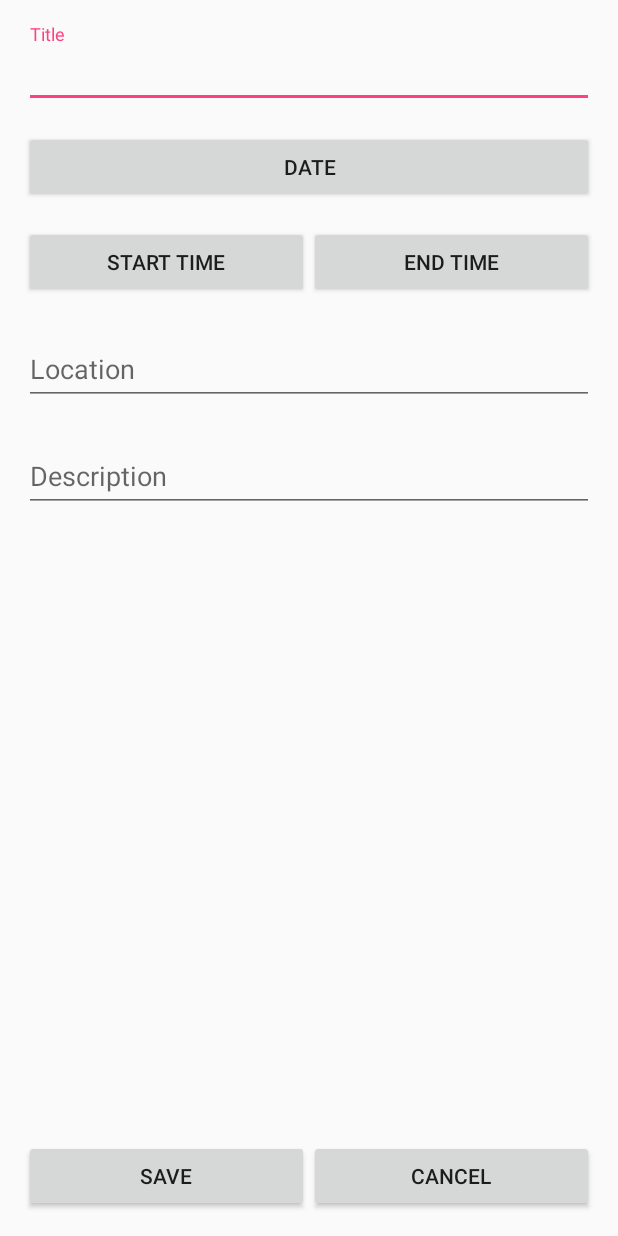
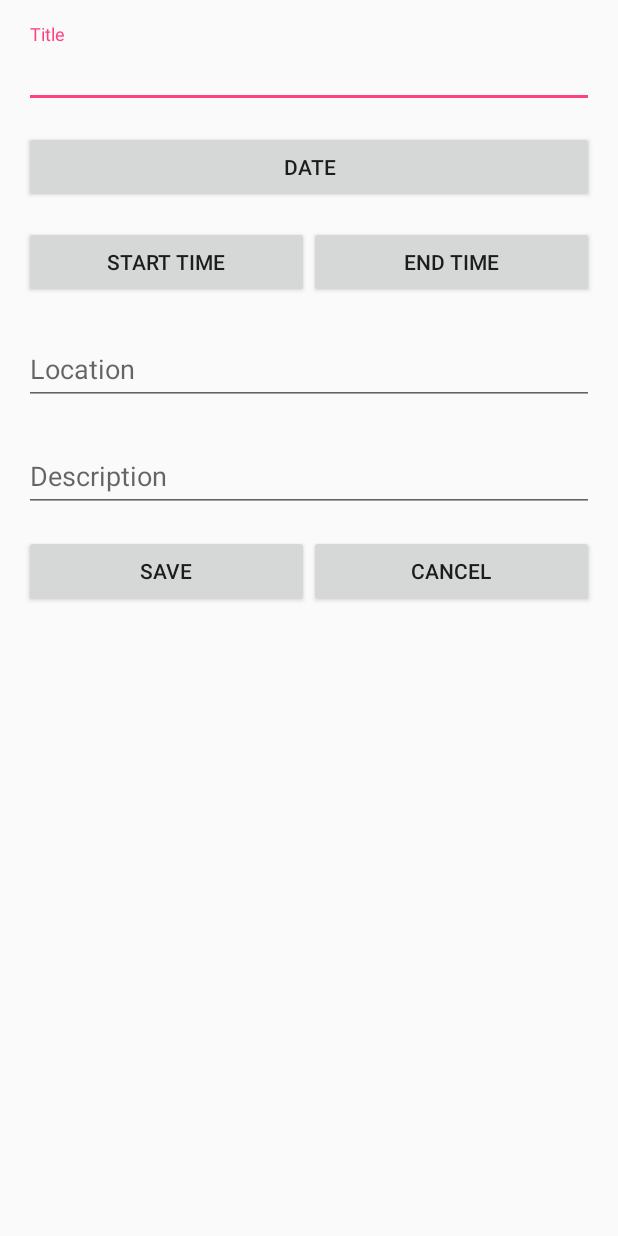
Before and after one commit to ameerak01/CalendarProject_Team4, an Android app: the layout activity_edit_event.xml on its own in the app's theme, with its tools: preview values and no code run, on a phone screen of 412 x 824 dp. Run offline under Robolectric (Android 15) with nearby library versions, the phone set to English and light mode, and no system bars.

Commit message:
Edit Event Update

```diff
--- a/app/src/main/AndroidManifest.xml
+++ b/app/src/main/AndroidManifest.xml
@@ -28,7 +28,7 @@
         </activity>
         <activity android:name=".AddEvent" />
         <activity android:name=".ShareEvent" />
-        <activity android:name=".EventPicker"/>
+        <activity android:name=".EditEvent" />
     </application>
 
 </manifest>
--- a/app/src/main/res/layout/activity_edit_event.xml
+++ b/app/src/main/res/layout/activity_edit_event.xml
@@ -1,5 +1,10 @@
 <?xml version="1.0" encoding="utf-8"?>
-<LinearLayout xmlns:android="http://schemas.android.com/apk/res/android"
+<ScrollView
+    xmlns:android="http://schemas.android.com/apk/res/android"
+    android:layout_width="match_parent"
+    android:layout_height="match_parent">
+
+    <LinearLayout
         android:layout_width="match_parent"
         android:layout_height="match_parent"
         android:orientation="vertical"
@@ -20,7 +25,7 @@
         </android.support.design.widget.TextInputLayout>
 
         <Button
-        android:id="@+id/button"
+            android:id="@+id/event_date"
             android:layout_width="match_parent"
             android:layout_height="wrap_content"
             android:layout_marginTop="15dp"
@@ -37,14 +42,14 @@
                 android:orientation="horizontal">
 
                 <Button
-                android:id="@+id/button2"
+                    android:id="@+id/event_start_time"
                     android:layout_width="0dp"
                     android:layout_height="wrap_content"
                     android:layout_weight="1"
                     android:text="Start Time" />
 
                 <Button
-                android:id="@+id/button3"
+                    android:id="@+id/event_end_time"
                     android:layout_width="0dp"
                     android:layout_height="wrap_content"
                     android:layout_weight="1"
@@ -79,24 +84,24 @@
 
         <RelativeLayout
             android:layout_width="match_parent"
-        android:layout_height="match_parent"
-        android:layout_marginTop="27dp">
+            android:layout_height="wrap_content"
+            android:layout_marginTop="15dp">
 
             <LinearLayout
                 android:layout_width="match_parent"
-            android:layout_height="match_parent"
+                android:layout_height="wrap_content"
                 android:gravity="bottom"
                 android:orientation="horizontal">
 
                 <Button
-                android:id="@+id/button4"
+                    android:id="@+id/save"
                     android:layout_width="0dp"
                     android:layout_height="wrap_content"
                     android:layout_weight="1"
                     android:text="Save" />
 
                 <Button
-                android:id="@+id/button5"
+                    android:id="@+id/cancel"
                     android:layout_width="0dp"
                     android:layout_height="wrap_content"
                     android:layout_weight="1"
@@ -106,3 +111,4 @@
         </RelativeLayout>
 
     </LinearLayout>
+</ScrollView>
```
Also changed, not shown: app/src/main/java/com/example/ameerak/calendarproject_team4/EditEvent.java (+148 -22 lines), app/src/main/res/layout/event_list_item.xml (added, +47 -0 lines). Lines whose indentation alone changed are shown as unchanged.
